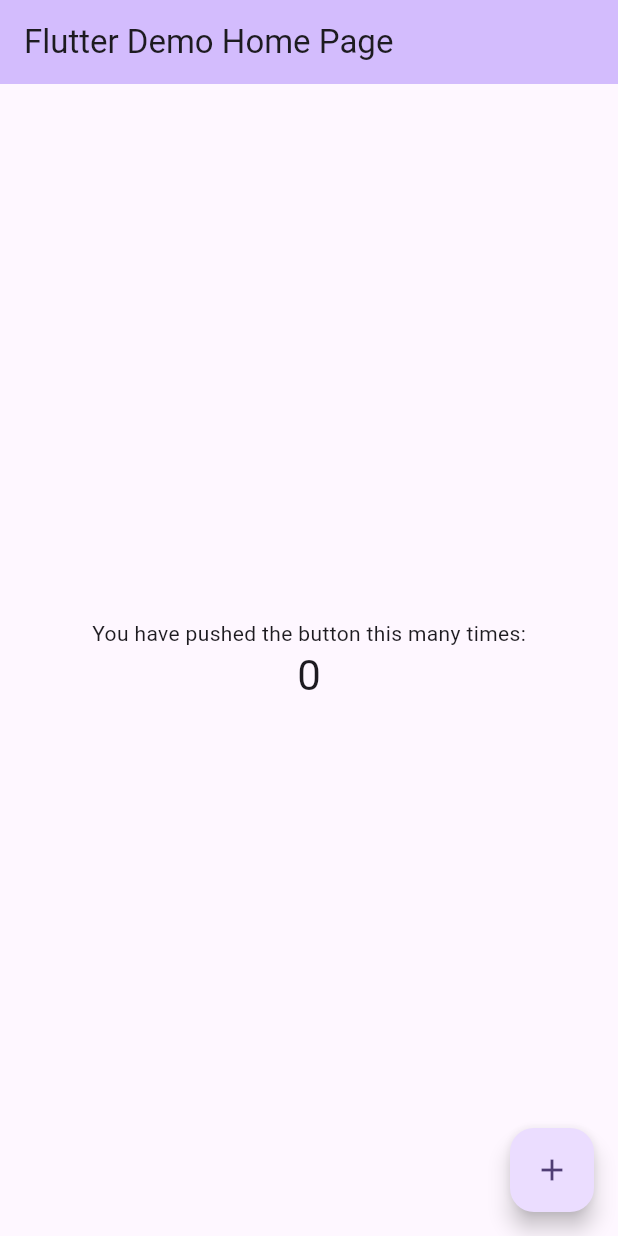
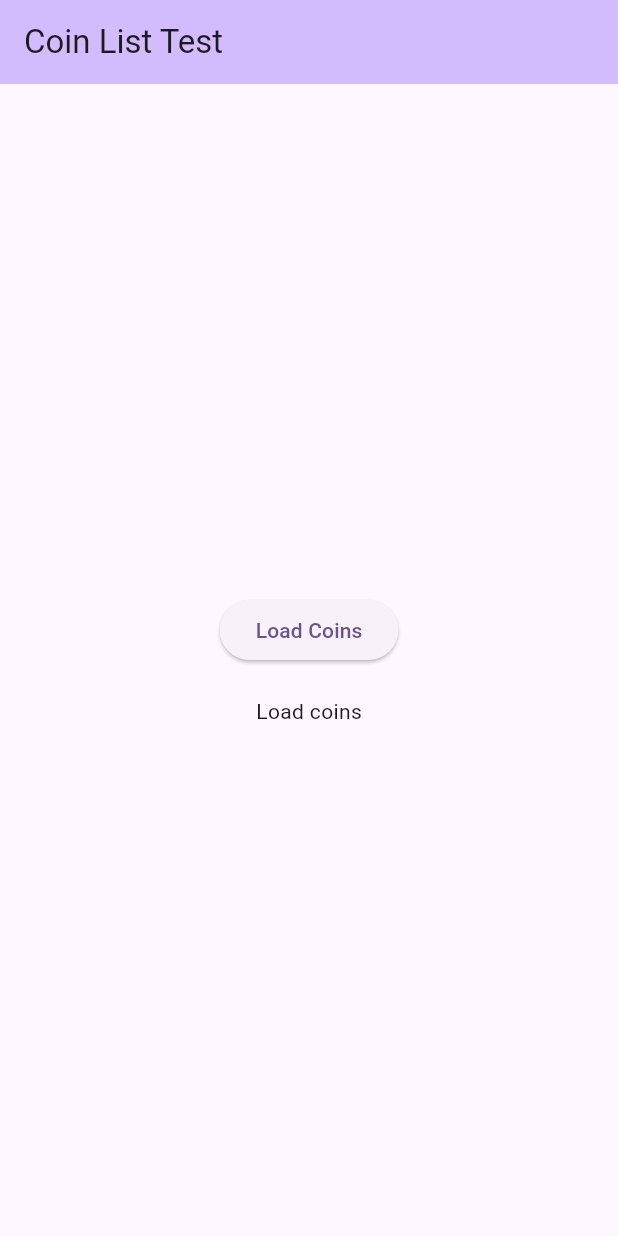
Before and after one commit to rfmussa/coinmerce, a Flutter app: the screen it shows after launch, on a phone screen of 412 x 824 dp. Run offline on Flutter 3.47's test engine with Material 3 defaults, Android fonts, the phone set to English and light mode, and no system bars; our stand-ins replace flutter_bloc, freezed_annotation; generated files the repository leaves out were written again.

Commit message:
added simple test on initial screen

```diff
--- a/lib/main.dart
+++ b/lib/main.dart
@@ -1,4 +1,9 @@
 import 'package:flutter/material.dart';
+import 'package:flutter_bloc/flutter_bloc.dart';
+
+import 'cubit/coin_list_cubit.dart';
+import 'cubit/coin_list_state.dart';
+import 'services/api_service.dart';
 
 void main() {
   runApp(const MyApp());
@@ -31,95 +36,50 @@ class MyApp extends StatelessWidget {
         colorScheme: ColorScheme.fromSeed(seedColor: Colors.deepPurple),
         useMaterial3: true,
       ),
-      home: const MyHomePage(title: 'Flutter Demo Home Page'),
+      home: BlocProvider(
+        create: (_) => CoinListCubit(ApiService()),
+        child: const HomePage(),
+      ),
     );
   }
 }
 
-class MyHomePage extends StatefulWidget {
-  const MyHomePage({super.key, required this.title});
-
-  // This widget is the home page of your application. It is stateful, meaning
-  // that it has a State object (defined below) that contains fields that affect
-  // how it looks.
-
-  // This class is the configuration for the state. It holds the values (in this
-  // case the title) provided by the parent (in this case the App widget) and
-  // used by the build method of the State. Fields in a Widget subclass are
-  // always marked "final".
-
-  final String title;
-
-  @override
-  State<MyHomePage> createState() => _MyHomePageState();
-}
-
-class _MyHomePageState extends State<MyHomePage> {
-  int _counter = 0;
-
-  void _incrementCounter() {
-    setState(() {
-      // This call to setState tells the Flutter framework that something has
-      // changed in this State, which causes it to rerun the build method below
-      // so that the display can reflect the updated values. If we changed
-      // _counter without calling setState(), then the build method would not be
-      // called again, and so nothing would appear to happen.
-      _counter++;
-    });
-  }
+class HomePage extends StatelessWidget {
+  const HomePage({super.key});
 
   @override
   Widget build(BuildContext context) {
-    // This method is rerun every time setState is called, for instance as done
-    // by the _incrementCounter method above.
-    //
-    // The Flutter framework has been optimized to make rerunning build methods
-    // fast, so that you can just rebuild anything that needs updating rather
-    // than having to individually change instances of widgets.
     return Scaffold(
       appBar: AppBar(
-        // TRY THIS: Try changing the color here to a specific color (to
-        // Colors.amber, perhaps?) and trigger a hot reload to see the AppBar
-        // change color while the other colors stay the same.
         backgroundColor: Theme.of(context).colorScheme.inversePrimary,
-        // Here we take the value from the MyHomePage object that was created by
-        // the App.build method, and use it to set our appbar title.
-        title: Text(widget.title),
+        title: const Text('Coin List Test'),
       ),
       body: Center(
-        // Center is a layout widget. It takes a single child and positions it
-        // in the middle of the parent.
         child: Column(
-          // Column is also a layout widget. It takes a list of children and
-          // arranges them vertically. By default, it sizes itself to fit its
-          // children horizontally, and tries to be as tall as its parent.
-          //
-          // Column has various properties to control how it sizes itself and
-          // how it positions its children. Here we use mainAxisAlignment to
-          // center the children vertically; the main axis here is the vertical
-          // axis because Columns are vertical (the cross axis would be
-          // horizontal).
-          //
-          // TRY THIS: Invoke "debug painting" (choose the "Toggle Debug Paint"
-          // action in the IDE, or press "p" in the console), to see the
-          // wireframe for each widget.
           mainAxisAlignment: MainAxisAlignment.center,
-          children: <Widget>[
-            const Text(
-              'You have pushed the button this many times:',
+          children: [
+            ElevatedButton(
+              onPressed: () => context.read<CoinListCubit>().getCoins(),
+              child: const Text('Load Coins'),
             ),
-            Text(
-              '$_counter',
-              style: Theme.of(context).textTheme.headlineMedium,
+            const SizedBox(height: 20),
+            BlocBuilder<CoinListCubit, CoinListState>(
+              builder: (context, state) {
+                return switch (state) {
+                  CoinListInitial() => const Text('Load coins'),
+                  CoinListLoading() => const CircularProgressIndicator(),
+                  CoinListLoaded(:final coins) =>
+                    Text('Loaded ${coins.length} coins'),
+                  CoinListError(:final message) => Text(
+                      'Error: $message'
+                    ),
+                  _ => throw UnimplementedError(),
+                };
+              },
             ),
           ],
         ),
       ),
-      floatingActionButton: FloatingActionButton(
-        onPressed: _incrementCounter,
-        tooltip: 'Increment',
-        child: const Icon(Icons.add),
-      ), // This trailing comma makes auto-formatting nicer for build methods.
     );
   }
 }
```
